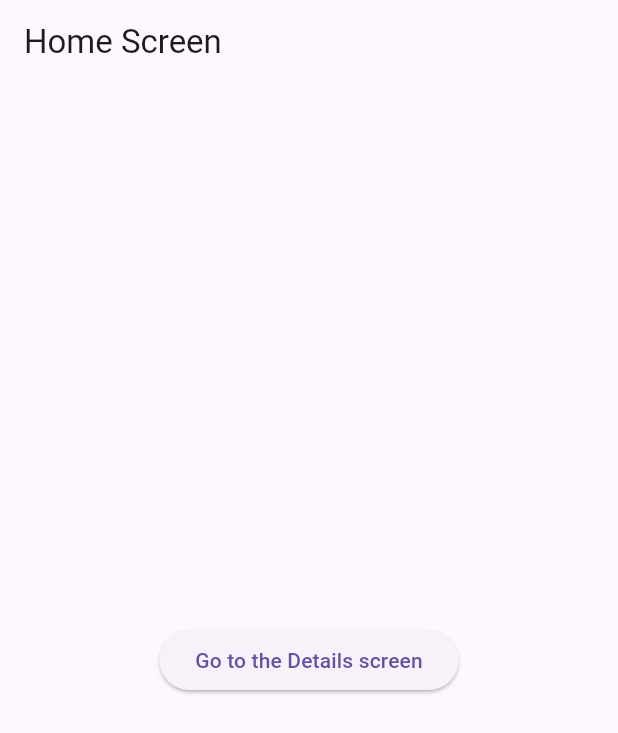
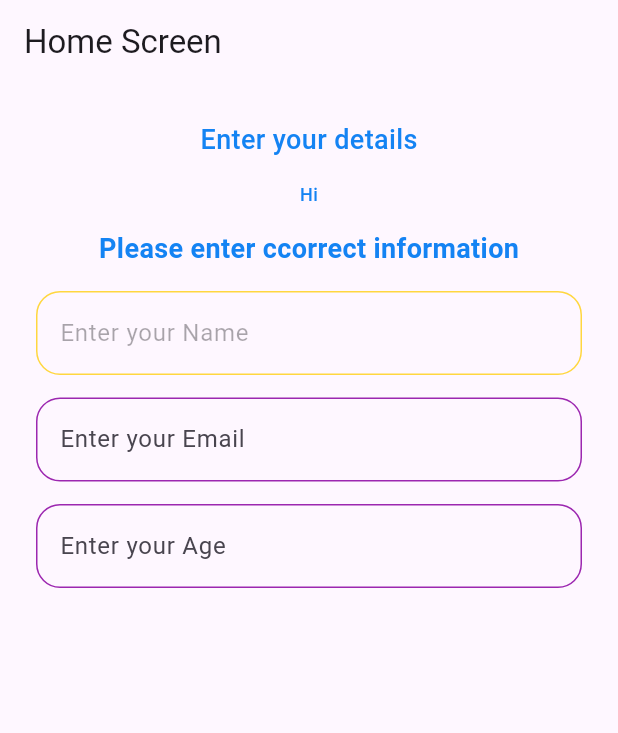
Before and after one commit to MuhammadHaris55/madCourseMay2025, a Flutter app: the screen it shows after launch, on a phone screen of 412 x 824 dp. Shown: the top 733 px of the screen. Run offline on Flutter 3.47's test engine with Material 3 defaults, Android fonts, the phone set to English and light mode, and no system bars; our stand-ins replace go_router.

Commit message:
global custom widget & Colors file

```diff
--- a/lib/features/home_screen.dart
+++ b/lib/features/home_screen.dart
@@ -1,24 +1,48 @@
 import 'package:flutter/material.dart';
-import 'package:go_router/go_router.dart';
+import 'package:mad_course_may_2025/ui/app_text.dart';
+import 'package:mad_course_may_2025/ui/app_text_field.dart';
 
 /// The home screen
 class HomeScreen extends StatelessWidget {
   /// Constructs a [HomeScreen]
-  const HomeScreen({super.key});
+  HomeScreen({super.key});
+
+  final TextEditingController nameController = TextEditingController();
+  final TextEditingController emailController = TextEditingController();
+  final TextEditingController ageController = TextEditingController();
 
   @override
   Widget build(BuildContext context) {
     return Scaffold(
       appBar: AppBar(title: const Text('Home Screen')),
-      body: Center(
-        child: ElevatedButton(
-          //? routing through Go_router package
-          onPressed: () => context.go('/details'),
-          //? Second way of routing without routing package
-          // onPressed: () => Navigator.pushNamedAndRemoveUntil(context, RoutePaths.detailScreen, (route) => false),
-          //? Default way of routing
-          // onPressed: () => Navigator.of(context).push(MaterialPageRoute(builder: (context) => const DetailsScreen()),),
-          child: const Text('Go to the Details screen'),
+      body: Padding(
+        padding: const EdgeInsets.all(24),
+        child: Column(
+          children: [
+            AppText(text: "Enter your details"),
+            const SizedBox(height: 15),
+            AppText(text: "Hi", fontSize: 12),
+            const SizedBox(height: 15),
+            AppText(
+                text: "Please enter ccorrect information",
+                fontWeight: FontWeight.bold),
+            const SizedBox(height: 15),
+            AppTextField(
+                controller: nameController,
+                hintText: "Enter your Name",
+                isEnable: false),
+            const SizedBox(height: 15),
+            AppTextField(
+              controller: emailController,
+              hintText: "Enter your Email",
+            ),
+            const SizedBox(height: 15),
+            AppTextField(
+              controller: ageController,
+              hintText: "Enter your Age",
+            ),
+            const SizedBox(height: 15),
+          ],
         ),
       ),
     );
--- a/lib/navigation/app_router.dart
+++ b/lib/navigation/app_router.dart
@@ -10,7 +10,7 @@ final GoRouter router = GoRouter(
     GoRoute(
       path: RoutePaths.homeScreen,
       builder: (BuildContext context, GoRouterState state) {
-        return const HomeScreen();
+        return HomeScreen();
       },
       routes: <RouteBase>[
         GoRoute(
--- /dev/null
+++ b/lib/ui/app_text.dart
@@ -0,0 +1,18 @@
+import 'package:flutter/material.dart';
+import 'package:mad_course_may_2025/utils/color_palette.dart';
+
+Widget AppText({
+  required String text,
+  double? fontSize,
+  FontWeight? fontWeight,
+  Color? color,
+}) {
+  return Text(
+    text,
+    style: TextStyle(
+      fontSize: fontSize ?? 18,
+      fontWeight: fontWeight ?? FontWeight.w500,
+      color: color ?? ColorPalette.primaryColor,
+    ),
+  );
+}
--- /dev/null
+++ b/lib/ui/app_text_field.dart
@@ -0,0 +1,27 @@
+import 'package:flutter/material.dart';
+
+Widget AppTextField({
+  required TextEditingController controller,
+  required String hintText,
+  bool isEnable = true,
+}) {
+  return TextFormField(
+    decoration: InputDecoration(
+      hintText: hintText,
+      // enabled: isEnable ?? true,
+      enabled: isEnable,
+      focusedBorder: OutlineInputBorder(
+        borderRadius: BorderRadius.circular(16),
+        borderSide: BorderSide(color: Colors.red),
+      ),
+      enabledBorder: OutlineInputBorder(
+        borderRadius: BorderRadius.circular(16),
+        borderSide: BorderSide(color: Colors.purple),
+      ),
+      disabledBorder: OutlineInputBorder(
+        borderRadius: BorderRadius.circular(16),
+        borderSide: BorderSide(color: Colors.amberAccent),
+      ),
+    ),
+  );
+}
--- /dev/null
+++ b/lib/utils/color_palette.dart
@@ -0,0 +1,9 @@
+import 'package:flutter/material.dart';
+
+class ColorPalette {
+  // static const primaryColor = cpFF8383;
+  static const primaryColor = cp1483F3;
+  static const secondaryColor = cp1483F3;
+  static const cpFF8383 = Color(0xFFFF8383);
+  static const cp1483F3 = Color(0xFF1483F3);
+}
```
